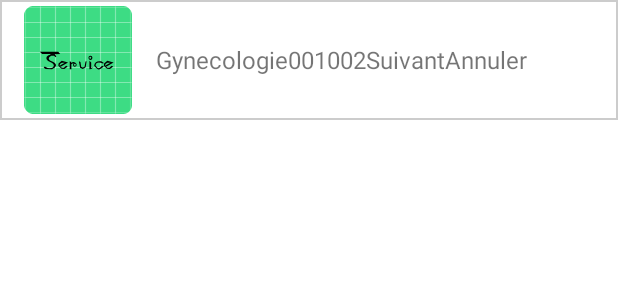
After one commit to souleymanediallo-arch/FileAttenteMobile, an Android app: the layout service_monitor_list_item.xml on its own in the app's theme, with its tools: preview values and no code run, on a phone screen of 412 x 824 dp. The commit adds this screen. Shown: the top 300 px of the screen. Run offline under Robolectric (Android 15) with nearby library versions, the phone set to English and light mode, and no system bars; network calls fail.

Commit message:
FileAttente -> Working version Draft #12 - Ajout de la Page Pricipale de Monitoring des Files Attentes

```diff
--- a/app/src/main/AndroidManifest.xml
+++ b/app/src/main/AndroidManifest.xml
@@ -25,6 +25,12 @@
         <activity
             android:name=".view.EcranPrincipalActivityList"
             android:exported="false"></activity>
+
+        <activity
+            android:name=".view.EcranPrincipalMonitoringActivityList"
+            android:exported="false"></activity>
+
+
         <activity
             android:name=".view.EcranPrincipalActivity"
             android:exported="false" />
--- /dev/null
+++ b/app/src/main/res/layout/service_monitor_list_item.xml
@@ -0,0 +1,71 @@
+<?xml version="1.0" encoding="utf-8"?>
+<RelativeLayout xmlns:android="http://schemas.android.com/apk/res/android"
+    xmlns:app="http://schemas.android.com/apk/res-auto"
+    android:id="@+id/relativeLayout"
+    android:layout_width="match_parent"
+    android:layout_height="?android:attr/listPreferredItemHeightLarge"
+    android:background="@drawable/border">
+
+    <ImageView
+        android:id="@+id/imageView"
+        android:layout_width="wrap_content"
+        android:layout_height="wrap_content"
+        android:layout_alignParentStart="true"
+        android:layout_alignParentLeft="true"
+        android:layout_centerVertical="true"
+        android:layout_marginStart="@dimen/activity_horizontal_margin"
+        android:layout_marginEnd="@dimen/activity_horizontal_margin"
+        android:contentDescription="Icon"
+        app:srcCompat="@mipmap/ic_service" />
+
+    <TextView
+        android:id="@+id/txtServiceDestination"
+        android:layout_width="wrap_content"
+        android:layout_height="match_parent"
+        android:layout_toEndOf="@id/imageView"
+        android:layout_toRightOf="@id/imageView"
+        android:gravity="center_vertical"
+        android:text="Gynecologie"
+        android:textSize="16sp" />
+
+    <TextView
+        android:id="@+id/txtNumPatientCourant"
+        android:layout_width="wrap_content"
+        android:layout_height="match_parent"
+        android:layout_toEndOf="@id/txtServiceDestination"
+        android:layout_toRightOf="@id/txtServiceDestination"
+        android:gravity="center_vertical"
+        android:text="001"
+        android:textSize="16sp" />
+
+    <TextView
+        android:id="@+id/txtnumPatientSuivant"
+        android:layout_width="wrap_content"
+        android:layout_height="match_parent"
+        android:layout_toEndOf="@id/txtNumPatientCourant"
+        android:layout_toRightOf="@id/txtNumPatientCourant"
+        android:gravity="center_vertical"
+        android:text="002"
+        android:textSize="16sp" />
+
+    <TextView
+        android:id="@+id/txtSuivant"
+        android:layout_width="wrap_content"
+        android:layout_height="match_parent"
+        android:layout_toEndOf="@id/txtnumPatientSuivant"
+        android:layout_toRightOf="@id/txtnumPatientSuivant"
+        android:gravity="center_vertical"
+        android:text="Suivant"
+        android:textSize="16sp" />
+
+    <TextView
+        android:id="@+id/txtAnnuler"
+        android:layout_width="wrap_content"
+        android:layout_height="match_parent"
+        android:layout_toEndOf="@id/txtSuivant"
+        android:layout_toRightOf="@id/txtSuivant"
+        android:gravity="center_vertical"
+        android:text="Annuler"
+        android:textSize="16sp" />
+
+</RelativeLayout>
```
Also changed, not shown: app/src/main/java/com/soul/fileattente/view/EcranPrincipalMonitoringActivityList.java (added, +74 -0 lines), app/src/main/java/com/soul/fileattente/view/LoginActivity.java (+15 -2 lines), app/src/main/java/com/soul/fileattente/view/ServiceDestinationMonitoringListDataAdapter.java (added, +94 -0 lines), app/src/main/res/layout/activity_ecran_principal_monitoring_list.xml (added, +17 -0 lines).
